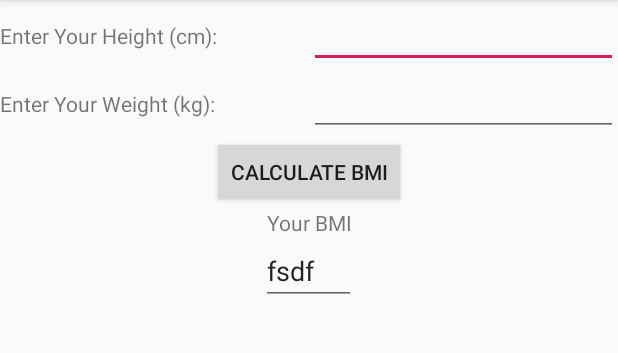
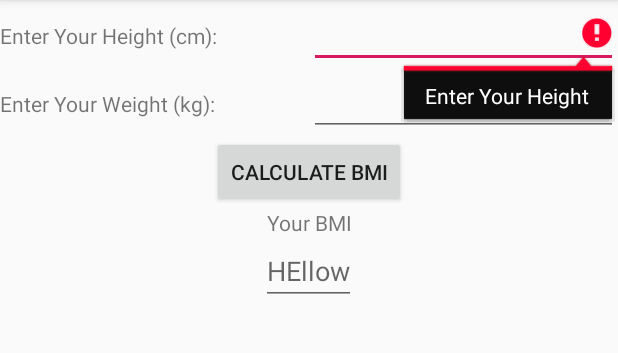
Before and after one commit to enigmaharjan/BMIcalculator, an Android app: the screen it shows after launch (MainActivity), after a tap on "CALCULATE BMI", on a phone screen of 412 x 824 dp, the part 84-437 px from its top. Run offline under Robolectric (Android 15) with nearby library versions, the phone set to English and light mode, and no system bars.

Commit message:
Functionality Finished. GUI is not completed

```diff
--- a/app/src/main/java/com/example/bmicalculator/Calculation.java
+++ b/app/src/main/java/com/example/bmicalculator/Calculation.java
@@ -3,12 +3,25 @@ package com.example.bmicalculator;
 public class Calculation {
 
     private Double BMI, height, weight;
-    private Weight wt = new Weight();
-    private Height ht = new Height();
 
-    public Double calc() {
-        height = ht.getHeight();
-        weight = wt.getWeight();
+    public Double getHeight() {
+        return height;
+    }
+
+    public void setHeight(Double height) {
+        double mheight = height/100;
+        this.height = mheight;
+    }
+
+    public Double getWeight() {
+        return weight;
+    }
+
+    public void setWeight(Double weight) {
+        this.weight = weight;
+    }
+
+    public Double calculate() {
         BMI = weight / (height*height);
         return BMI;
     }
--- a/app/src/main/java/com/example/bmicalculator/Height.java
+++ /dev/null
@@ -1,14 +0,0 @@
-package com.example.bmicalculator;
-
-public class Height {
-    private Double height;
-
-    public Double getHeight() {
-        return height;
-    }
-
-    public void setHeight(Double height) {
-        Double mHeight = height/100;
-        this.height = mHeight;
-    }
-}
--- a/app/src/main/java/com/example/bmicalculator/MainActivity.java
+++ b/app/src/main/java/com/example/bmicalculator/MainActivity.java
@@ -2,43 +2,74 @@ package com.example.bmicalculator;
 
 import android.support.v7.app.AppCompatActivity;
 import android.os.Bundle;
+import android.text.TextUtils;
 import android.view.View;
 import android.widget.Button;
 import android.widget.EditText;
 import android.widget.TextView;
+import android.widget.Toast;
 
 import org.w3c.dom.Text;
 
-public class MainActivity extends AppCompatActivity {
-
-    private Button calculate;
-    private TextView resultBMI;
+public class MainActivity extends AppCompatActivity implements View.OnClickListener {
+    private Button btnCalculate;
+    private TextView tvBMIresult;
     private EditText etHeight, etWeight;
-    private Weight wt = new Weight();
-    private Height ht = new Height();
-    private Calculation cal = new Calculation();
 
     @Override
     protected void onCreate(Bundle savedInstanceState) {
         super.onCreate(savedInstanceState);
         setContentView(R.layout.activity_main);
-        calculate = findViewById(R.id.btnCalculate);
-        resultBMI = findViewById(R.id.tvBM);
+        btnCalculate = findViewById(R.id.btnCalculate);
+        tvBMIresult = findViewById(R.id.tvBM);
+        etHeight = findViewById(R.id.etHeight);
         etWeight = findViewById(R.id.etWeight);
-        etHeight = findViewById(R.id.etHeight);
 
+        btnCalculate.setOnClickListener(this);
 
-        calculate.setOnClickListener(new View.OnClickListener() {
-            @Override
-            public void onClick(View v) {
-                wt.setWeight(Double.parseDouble(etWeight.getText().toString()));
-                ht.setHeight(Double.parseDouble(etHeight.getText().toString()));
-                double a = cal.calc();
-                resultBMI.setText("fsdf");
-
-            }
-        });
 
     }
 
+    public boolean validate(){
+        boolean flag = true;
+        if(TextUtils.isEmpty(etHeight.getText().toString())){
+            etHeight.setError("Enter Your Height");
+            etHeight.requestFocus();
+            flag = false;
+        }
+        else if(TextUtils.isEmpty(etWeight.getText().toString())){
+            etWeight.setError("Enter Your Weight");
+            etWeight.requestFocus();
+            flag = false;
+        }
+        return flag;
+    }
+
+    @Override
+    public void onClick(View v) {
+        if (validate()) {
+            double height = Double.parseDouble(etHeight.getText().toString());
+            double weight = Double.parseDouble(etWeight.getText().toString());
+            if (v.getId() == R.id.btnCalculate) {
+                Calculation cal = new Calculation();
+
+                cal.setWeight(weight);
+                cal.setHeight(height);
+//            cal.setHeight(Double.parseDouble(etHeight.getText().toString()));
+//            cal.setHeight(Double.parseDouble(etHeight.getText().toString()));
+                tvBMIresult.setText(Double.toString(cal.calculate()));
+                double res = cal.calculate();
+                if (res < 18.5) {
+                    Toast.makeText(MainActivity.this, "You are Underweight", Toast.LENGTH_LONG).show();
+                } else if (res >= 18.5 && res <= 24.9) {
+                    Toast.makeText(MainActivity.this, "Your weight is Normal.", Toast.LENGTH_LONG).show();
+                } else if (res >= 25 && res <= 29.9) {
+                    Toast.makeText(MainActivity.this, "You are Overweight", Toast.LENGTH_LONG).show();
+                } else if (res > 30) {
+                    Toast.makeText(MainActivity.this, "You are Obese", Toast.LENGTH_LONG).show();
+                }
+
+            }
+        }
+    }
 }
--- a/app/src/main/java/com/example/bmicalculator/Weight.java
+++ /dev/null
@@ -1,15 +0,0 @@
-package com.example.bmicalculator;
-
-public class Weight {
-    private Double weight;
-
-    public Double getWeight() {
-        return weight;
-    }
-
-    public void setWeight(Double weight) {
-        this.weight = weight;
-    }
-
-
-}
--- a/app/src/main/res/layout/activity_main.xml
+++ b/app/src/main/res/layout/activity_main.xml
@@ -23,6 +23,7 @@
             android:layout_width="match_parent"
             android:layout_height="wrap_content"
             android:layout_weight="1"
+            android:inputType="number"
             android:hint="" />
     </LinearLayout>
 
@@ -42,7 +43,9 @@
             android:layout_width="match_parent"
             android:layout_height="wrap_content"
             android:layout_weight="1"
+            android:inputType="number"
             android:hint="" />
+
     </LinearLayout>
 
     <Button
@@ -50,7 +53,8 @@
         android:layout_width="wrap_content"
         android:layout_height="wrap_content"
         android:layout_gravity="center"
-        android:text="Calculate BMI" />
+        android:text="Calculate BMI"
+        android:inputType="none"/>
 
 
 
```
